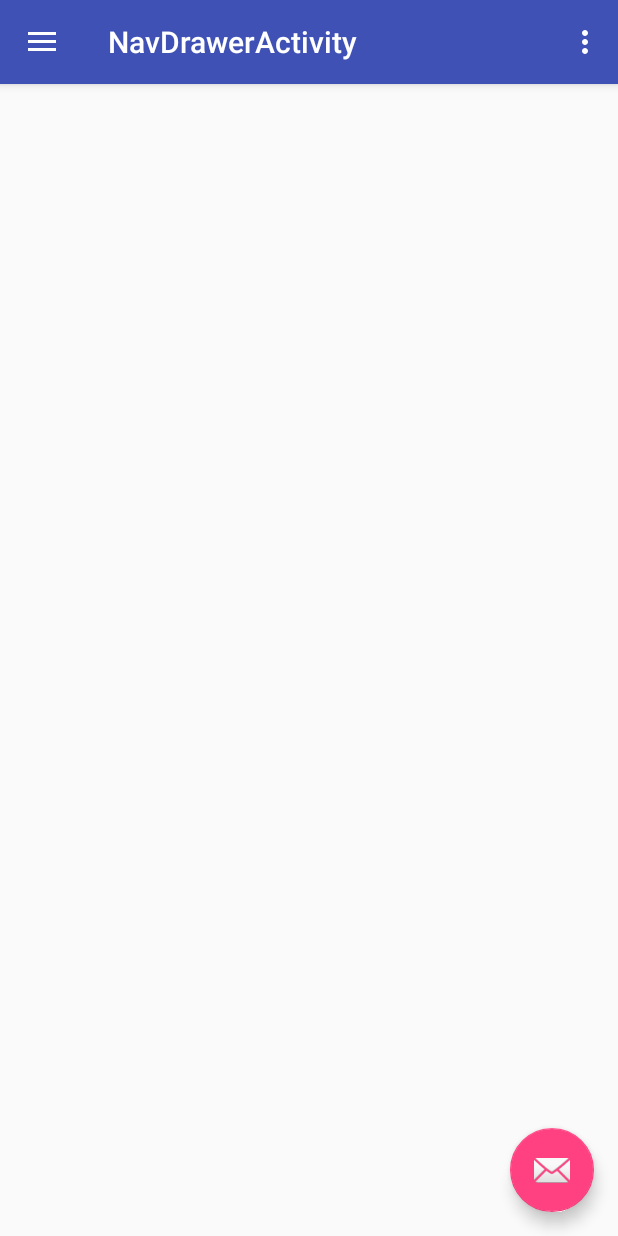
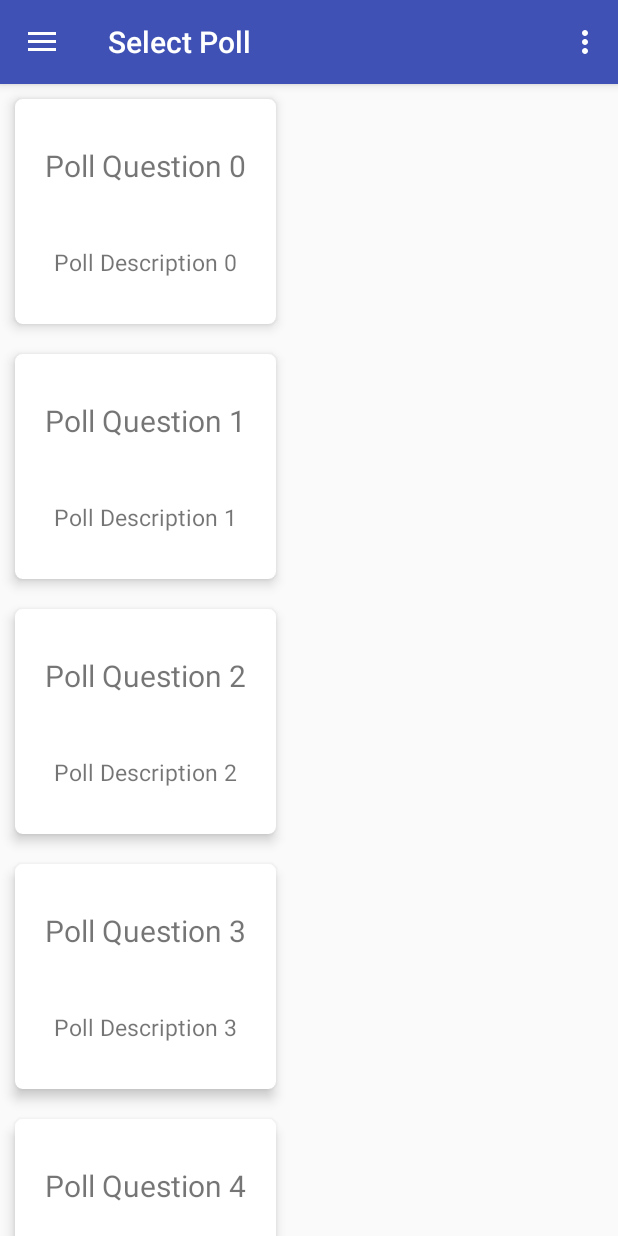
Before and after one commit to tennispro7797/Political-Polling, an Android app: the NavDrawerActivity screen opened directly, with no data from a screen before it, on a phone screen of 412 x 824 dp. Run offline under Robolectric (Android 15) with nearby library versions, the phone set to English and light mode, and no system bars.

Commit message:
Created PollSelectFragment and integrated it with nav drawer

```diff
--- a/app/src/main/java/com/example/adityamohile/politicalpolling/NavDrawerActivity.java
+++ b/app/src/main/java/com/example/adityamohile/politicalpolling/NavDrawerActivity.java
@@ -1,13 +1,13 @@
 package com.example.adityamohile.politicalpolling;
 
-import android.app.Fragment;
-import android.content.Intent;
+
 import android.os.Bundle;
 import android.support.design.widget.FloatingActionButton;
 import android.support.design.widget.Snackbar;
 import android.support.v4.app.FragmentTransaction;
 import android.view.View;
 import android.support.design.widget.NavigationView;
+import android.support.v4.app.Fragment;
 import android.support.v4.view.GravityCompat;
 import android.support.v4.widget.DrawerLayout;
 import android.support.v7.app.ActionBarDrawerToggle;
@@ -26,15 +26,6 @@ public class NavDrawerActivity extends AppCompatActivity
         Toolbar toolbar = (Toolbar) findViewById(R.id.toolbar);
         setSupportActionBar(toolbar);
 
-        FloatingActionButton fab = (FloatingActionButton) findViewById(R.id.fab);
-        fab.setOnClickListener(new View.OnClickListener() {
-            @Override
-            public void onClick(View view) {
-                Snackbar.make(view, "Replace with your own action", Snackbar.LENGTH_LONG)
-                        .setAction("Action", null).show();
-            }
-        });
-
         DrawerLayout drawer = (DrawerLayout) findViewById(R.id.drawer_layout);
         ActionBarDrawerToggle toggle = new ActionBarDrawerToggle(
                 this, drawer, toolbar, R.string.navigation_drawer_open, R.string.navigation_drawer_close);
@@ -43,6 +34,12 @@ public class NavDrawerActivity extends AppCompatActivity
 
         NavigationView navigationView = (NavigationView) findViewById(R.id.nav_view);
         navigationView.setNavigationItemSelectedListener(this);
+
+        Fragment fragment = new PollSelectFragment();
+        FragmentTransaction ft = getSupportFragmentManager().beginTransaction();
+        ft.replace(R.id.content_main, fragment);
+        ft.commit();
+
     }
 
     @Override
@@ -83,7 +80,7 @@ public class NavDrawerActivity extends AppCompatActivity
         // Handle navigation view item clicks here.
         int id = item.getItemId();
 
-        android.support.v4.app.Fragment fragment = null;
+        Fragment fragment = null;
         if (id == R.id.nav_answer_polls) {
             // Add Intent for Poll Page
             fragment = new AnswerPollFragment();
--- /dev/null
+++ b/app/src/main/java/com/example/adityamohile/politicalpolling/PollSelectFragment.java
@@ -0,0 +1,76 @@
+package com.example.adityamohile.politicalpolling;
+
+
+import android.content.Context;
+import android.support.v4.app.Fragment;
+import android.os.Bundle;
+import android.support.annotation.Nullable;
+import android.support.v4.app.FragmentTransaction;
+import android.support.v7.widget.LinearLayoutManager;
+import android.support.v7.widget.RecyclerView;
+import android.view.LayoutInflater;
+import android.view.View;
+import android.view.ViewGroup;
+
+import java.util.ArrayList;
+
+public class PollSelectFragment extends Fragment {
+
+    private RecyclerView rv;
+    final ArrayList<String> myValues = new ArrayList<String>();
+    final ArrayList<String> descrips = new ArrayList<String>();
+
+
+
+
+    @Nullable
+    @Override
+    public View onCreateView(LayoutInflater inflater, @Nullable ViewGroup container, Bundle savedInstanceState) {
+        //Populate the ArrayLists
+        for(int i = 0; i < 10; i++) {
+            myValues.add("Poll Question " + i);
+            descrips.add("Poll Description " + i);
+        }
+        View rootView = inflater.inflate(R.layout.activity_poll_select,null);
+
+
+        //REFERENCE
+        rv = (RecyclerView) rootView.findViewById(R.id.pollViewList);
+
+        //LAYOUT MANAGER
+        rv.setLayoutManager(new LinearLayoutManager(getActivity()));
+
+        //ADAPTER
+        rv.setAdapter(new RecyclerViewAdapter(getActivity(),myValues, descrips));
+
+        rv.addOnItemTouchListener(
+                new RecyclerItemClickListener(getActivity(), rv, new RecyclerItemClickListener.OnItemClickListener() {
+                    @Override public void onItemClick(View view, int position) {
+                        // do whatever
+                        //Toast.makeText(MainActivity.this, myValues.get(position) + " " + descrips.get(position), Toast.LENGTH_SHORT).show();
+                        Fragment fragment = new AnswerPollFragment();
+                        FragmentTransaction ft = getActivity().getSupportFragmentManager().beginTransaction();
+                        ft.replace(R.id.content_main, fragment);
+                        ft.commit();
+                    }
+
+                    @Override public void onLongItemClick(View view, int position) {
+                        // do whatever
+                    }
+                })
+        );
+
+        //int width = getResources().getDisplayMetrics().widthPixels/2;
+        //RecyclerView.LayoutParams params = () mDrawerList.getLayoutParams();
+        //params.width = width;
+        //mDrawerList.setLayoutParams(params);
+
+        return rootView;
+    }
+
+    @Override
+    public void onViewCreated(View view, @Nullable Bundle savedInstanceState) {
+        super.onViewCreated(view, savedInstanceState);
+        getActivity().setTitle("Select Poll");
+    }
+}
--- a/app/src/main/res/layout/activity_poll_data.xml
+++ b/app/src/main/res/layout/activity_poll_data.xml
@@ -4,12 +4,11 @@
     xmlns:tools="http://schemas.android.com/tools"
     android:orientation="vertical"
     android:layout_width="match_parent"
-    android:layout_height="match_parent"
-    android:id="@+id/poll_data_view">
+    android:layout_height="match_parent">
 
     <android.support.v7.widget.RecyclerView
         android:id="@+id/pollDataList"
         android:layout_width="match_parent"
-        android:layout_height="match_parent" />
+        android:layout_height="wrap_content" />
 
 </LinearLayout>
--- a/app/src/main/res/layout/activity_poll_select.xml
+++ b/app/src/main/res/layout/activity_poll_select.xml
@@ -5,12 +5,11 @@
     android:orientation="vertical"
     android:layout_width="match_parent"
     android:layout_height="match_parent"
-    app:layout_behavior="@string/appbar_scrolling_view_behavior"
-    tools:context="com.example.adityamohile.politicalpolling.PollSelectActivity">
+    app:layout_behavior="@string/appbar_scrolling_view_behavior">
 
     <android.support.v7.widget.RecyclerView
-        android:id="@+id/recyclerview"
-        android:layout_height="match_parent"
+        android:id="@+id/pollViewList"
+        android:layout_height="wrap_content"
         android:layout_width="match_parent"/>
 
 </LinearLayout>
--- a/app/src/main/res/layout/app_bar_nav_drawer.xml
+++ b/app/src/main/res/layout/app_bar_nav_drawer.xml
@@ -22,12 +22,4 @@
 
     <include layout="@layout/content_nav_drawer" />
 
-    <android.support.design.widget.FloatingActionButton
-        android:id="@+id/fab"
-        android:layout_width="wrap_content"
-        android:layout_height="wrap_content"
-        android:layout_gravity="bottom|end"
-        android:layout_margin="@dimen/fab_margin"
-        app:srcCompat="@android:drawable/ic_dialog_email" />
-
 </android.support.design.widget.CoordinatorLayout>
--- a/app/src/main/res/layout/cardview.xml
+++ b/app/src/main/res/layout/cardview.xml
@@ -1,10 +1,11 @@
 <?xml version="1.0" encoding="utf-8"?>
 <android.support.v7.widget.CardView xmlns:android="http://schemas.android.com/apk/res/android"
     android:layout_width="match_parent"
-    android:layout_height="wrap_content"
+    android:layout_height="150dp"
     xmlns:card_view="http://schemas.android.com/apk/res-auto"
-    card_view:cardCornerRadius="4dp"
-    android:layout_margin="10dp">
+    card_view:cardCornerRadius="5dp"
+    android:layout_margin="10dp"
+    card_view:cardElevation="5dp">
 
     <LinearLayout
         android:layout_width="match_parent"
```
